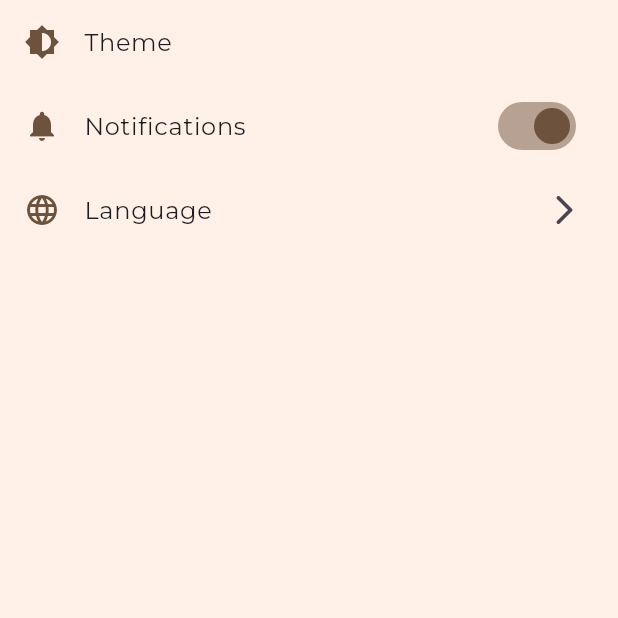
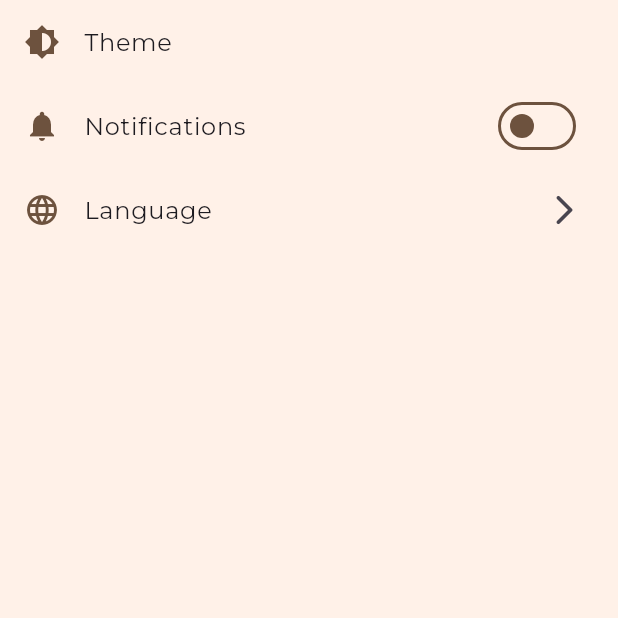
Before and after one commit to kverkholomova/coffee_app, a Flutter app: the ProfilePage screen opened directly, on a phone screen of 412 x 824 dp, the top half of it. Run offline on Flutter 3.47's test engine with Material 3 defaults, Android fonts, the phone set to English and light mode, and no system bars; our stand-ins replace google_fonts; missing offline and left inert: flutter_floating_bottom_bar.

Commit message:
style(ui): fix switch button functionality and colors

```diff
--- a/lib/features/main_pages/profile_page.dart
+++ b/lib/features/main_pages/profile_page.dart
@@ -4,8 +4,15 @@ import 'package:provider/provider.dart';
 import '../../providers/theme_provider.dart';
 
 
-class ProfilePage extends StatelessWidget {
+class ProfilePage extends StatefulWidget {
   const ProfilePage({super.key});
+
+  @override
+  State<ProfilePage> createState() => _ProfilePageState();
+}
+
+class _ProfilePageState extends State<ProfilePage> {
+  bool light = false;
 
   @override
   Widget build(BuildContext context) {
@@ -30,11 +37,20 @@ class ProfilePage extends StatelessWidget {
             leading: Icon(Icons.notifications, color: themeProvider.themeData.primaryIconTheme.color),
             title: const Text("Notifications"),
             trailing: Switch(
+              trackOutlineColor: WidgetStateProperty.all<Color>(themeProvider.themeData
+                  .brightness == Brightness.dark?themeProvider.themeData.primaryColorLight: themeProvider.themeData.primaryColorDark),
               activeThumbColor: themeProvider.themeData
                   .brightness == Brightness.dark?themeProvider.themeData.primaryColorLight: themeProvider.themeData.primaryColorDark,
-              value: true,
+              value: light,
+              inactiveTrackColor: themeProvider.themeData
+                  .brightness == Brightness.dark?themeProvider.themeData.primaryColorDark: themeProvider.themeData.primaryColorLight,
+              inactiveThumbColor: themeProvider.themeData
+                  .brightness == Brightness.dark?themeProvider.themeData.primaryColorLight: themeProvider.themeData.primaryColorDark,
               onChanged: (bool value) {
 
+                setState(() {
+                  light = value;
+                });
               },
             ),
           ),
```
